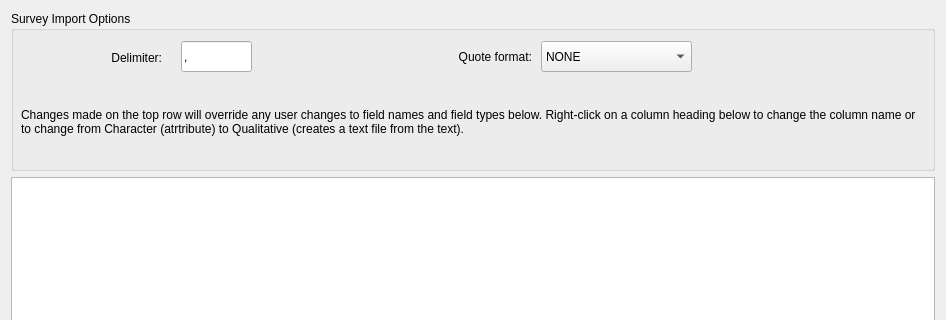
This is GUI_UIs/ui_dialog_import.ui in ccbogel/QualCoder as Qt 5 draws it before an edit; both pictures show x 0 to 946 and y 0 to 320 of the 946 by 579 pixel window. The edited form follows.
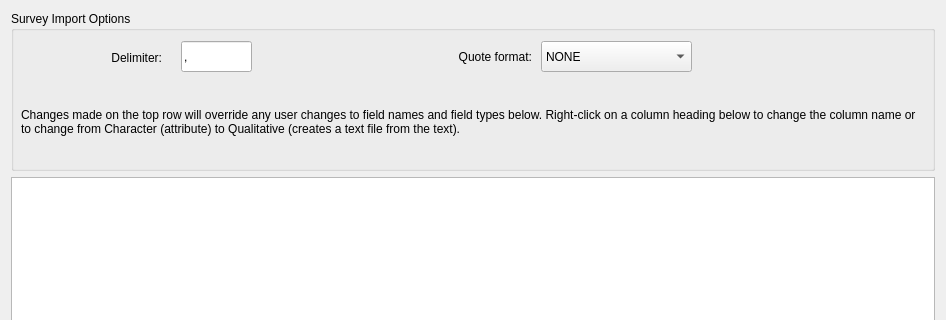
This is the edited form.

```diff
--- a/GUI_UIs/ui_dialog_import.ui
+++ b/GUI_UIs/ui_dialog_import.ui
@@ -162,7 +162,7 @@
        </rect>
       </property>
       <property name="text">
-       <string>Changes made on the top row will override any user changes to field names and field types below. Right-click on a column heading below to change the column name or to change from Character (atrtribute) to Qualitative (creates a text file from the text).</string>
+       <string>Changes made on the top row will override any user changes to field names and field types below. Right-click on a column heading below to change the column name or to change from Character (attribute) to Qualitative (creates a text file from the text).</string>
       </property>
       <property name="wordWrap">
        <bool>true</bool>
```
